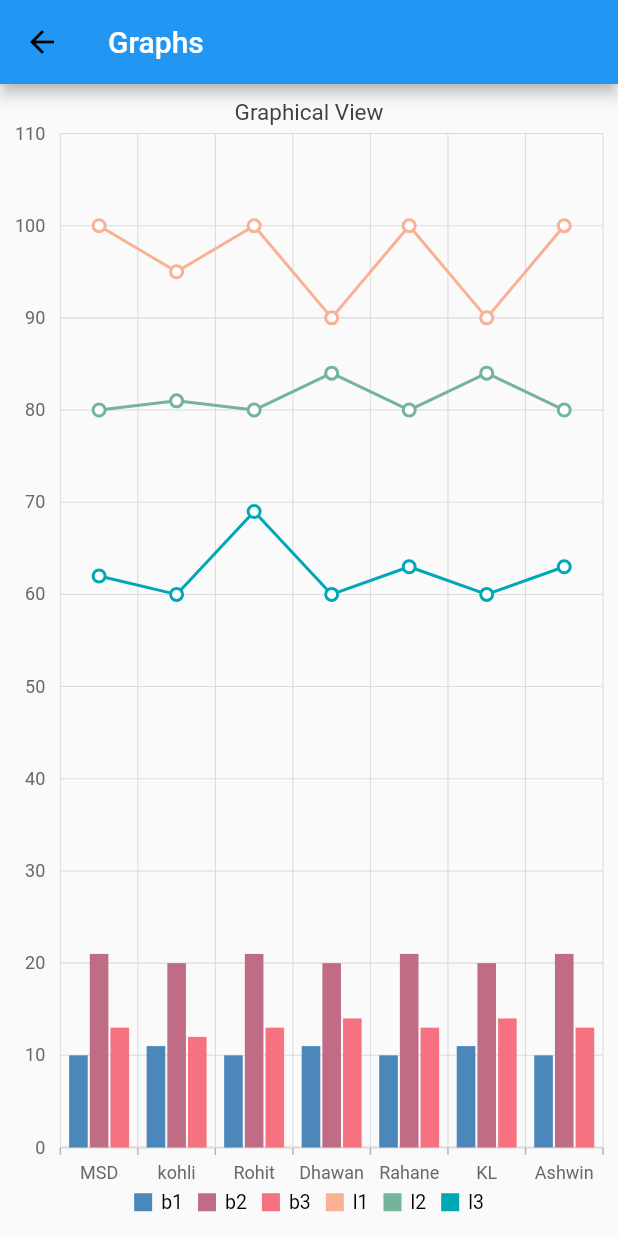
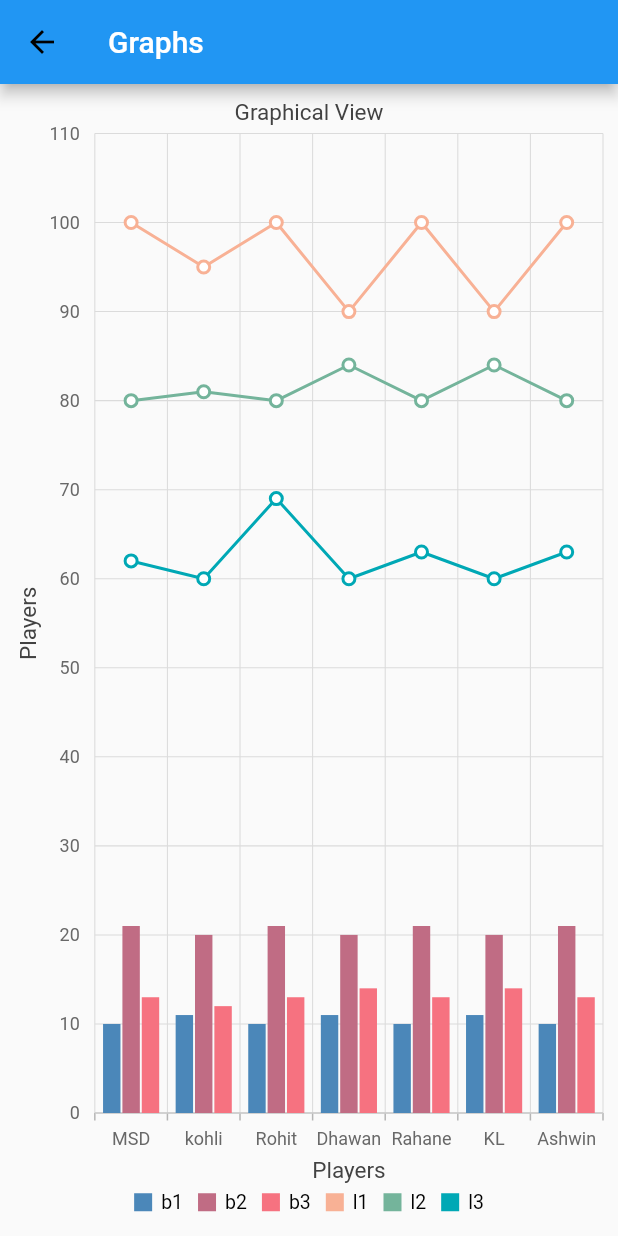
Before and after one commit to Architjain128/dragndrop, a Flutter app: the screen it shows after launch, on a phone screen of 412 x 824 dp. Run offline on Flutter 3.47's test engine with Material 2 defaults, Android fonts, the phone set to English and light mode, and no system bars; our stand-ins replace syncfusion_flutter_charts.

```diff
--- a/lib/charts/combinedGraphs.dart
+++ b/lib/charts/combinedGraphs.dart
@@ -117,14 +117,14 @@ class _CombinedChartPageState extends State<CombinedChartPage> {
       plotAreaBorderWidth: 0,
       title: ChartTitle(text: 'Graphical View'),
       legend: Legend(isVisible: true, overflowMode: LegendItemOverflowMode.wrap),
-      primaryXAxis: CategoryAxis(
-        multiLevelLabelStyle: MultiLevelLabelStyle(borderWidth: 1, borderType: MultiLevelBorderType.squareBrace),
-        multiLevelLabels: [
-          CategoricalMultiLevelLabel(start: data[0].playerName, end: data[data.length - 1].playerName, text: 'Players')
-        ],
+      primaryXAxis: CategoryAxis(title: AxisTitle(text: 'Players')),
+      // primaryXAxis: CategoryAxis(edgeLabelPlacement: EdgeLabelPlacement.shift, majorGridLines: const MajorGridLines(width: 0)),
+      primaryYAxis: NumericAxis(
+        title: AxisTitle(text: 'Players'),
+        labelFormat: '{value}',
+        axisLine: const AxisLine(width: 0),
+        majorTickLines: const MajorTickLines(color: Colors.transparent),
       ),
-      // primaryXAxis: CategoryAxis(edgeLabelPlacement: EdgeLabelPlacement.shift, majorGridLines: const MajorGridLines(width: 0)),
-      primaryYAxis: NumericAxis(labelFormat: '{value}', axisLine: const AxisLine(width: 0), majorTickLines: const MajorTickLines(color: Colors.transparent)),
       series: _getDefaultLineSeries(),
       trackballBehavior: TrackballBehavior(
         enable: true,
```
Also changed, not shown: 1 other file.
